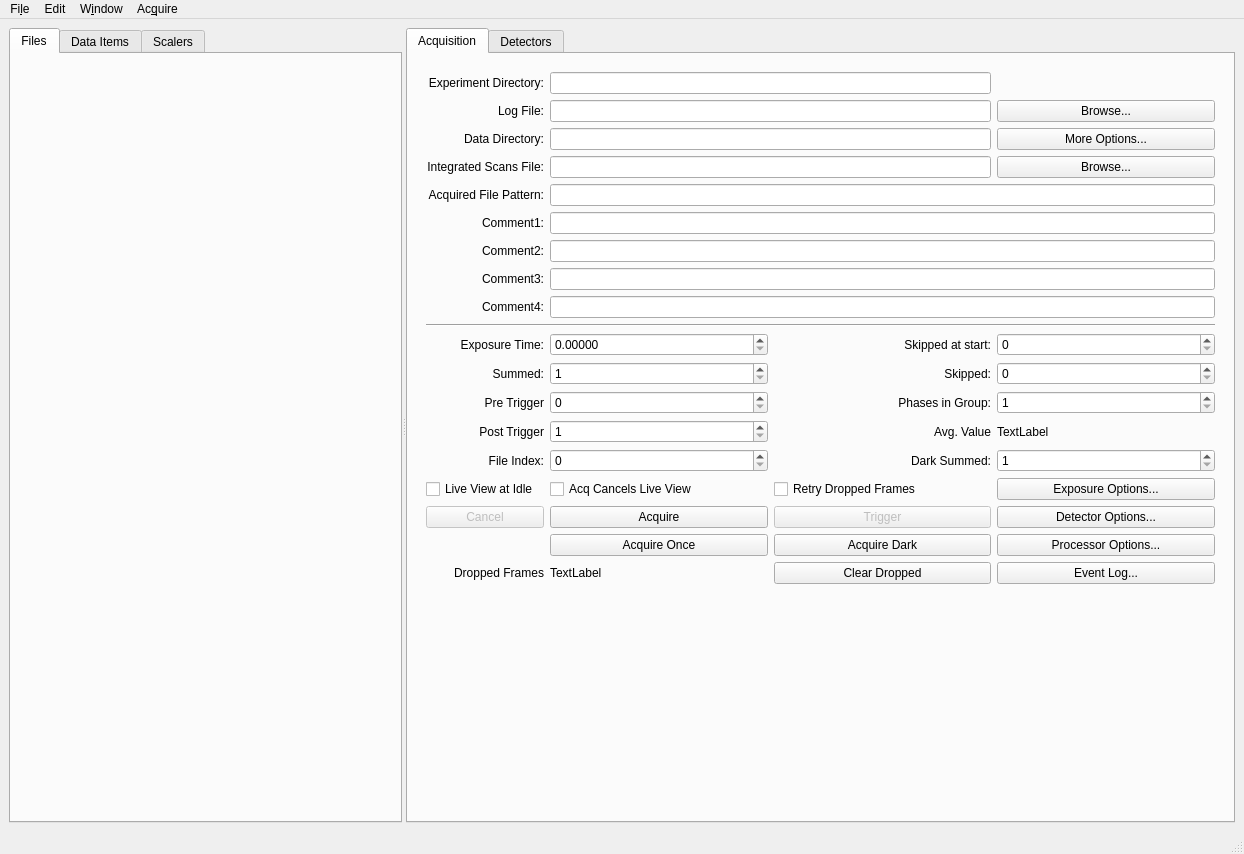
Qt form libraries/qxrdlib/qxrdacquisitionwindow.ui (guyjennings/qxrd) before a commit.
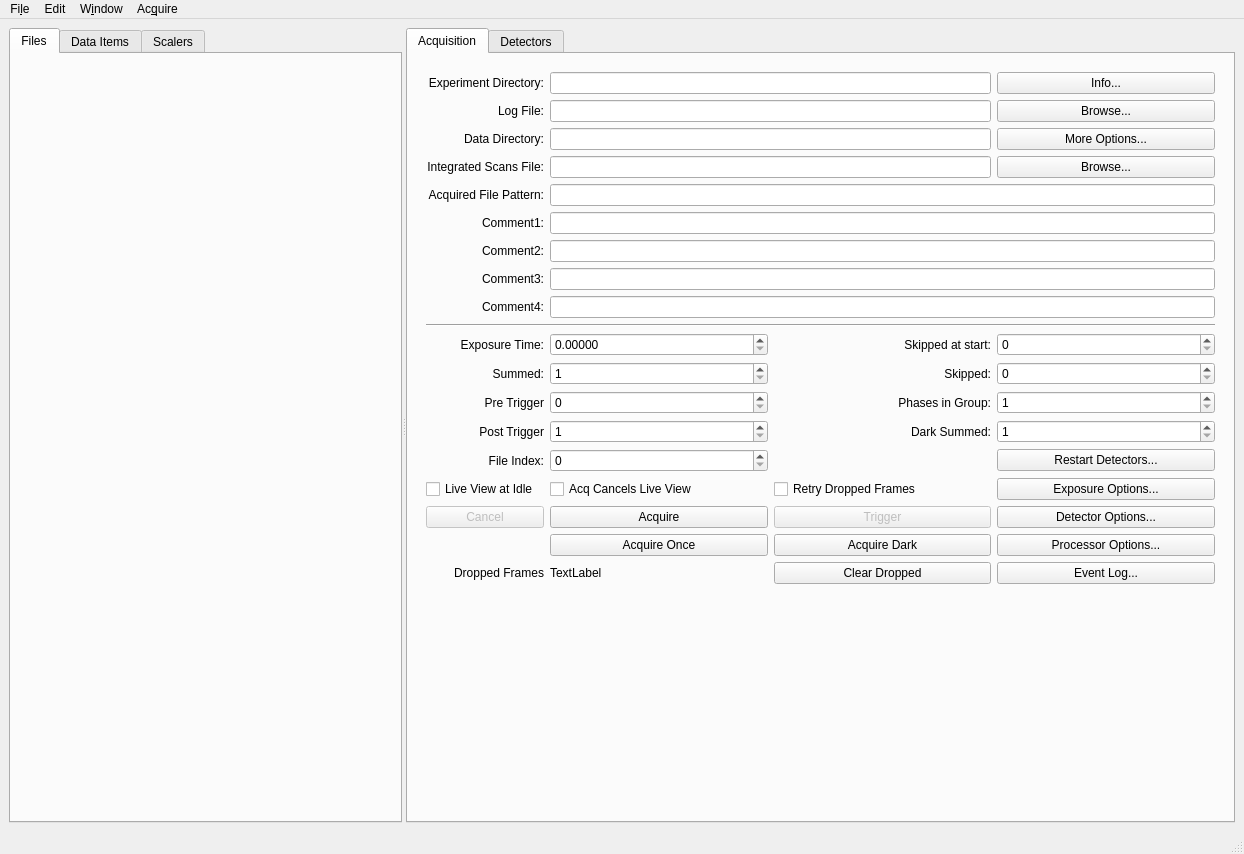
The same form after that commit. Icons and pictures are not drawn. Custom widgets are drawn as their Qt base class.

Commit message: Added info and restart buttons to extra io, acquisition and detector control window

```diff
--- a/libraries/qxrdlib/qxrdacquisitionwindow.ui
+++ b/libraries/qxrdlib/qxrdacquisitionwindow.ui
@@ -363,16 +363,6 @@
                </property>
               </widget>
              </item>
-             <item row="15" column="3">
-              <widget class="QLabel" name="m_AverageDisplay">
-               <property name="toolTip">
-                <string>Average value of acquired frames</string>
-               </property>
-               <property name="text">
-                <string>TextLabel</string>
-               </property>
-              </widget>
-             </item>
              <item row="19" column="2">
               <widget class="QPushButton" name="m_TriggerButton">
                <property name="enabled">
@@ -530,16 +520,6 @@
                </property>
               </widget>
              </item>
-             <item row="15" column="2">
-              <widget class="QLabel" name="label_10">
-               <property name="text">
-                <string>Avg. Value</string>
-               </property>
-               <property name="alignment">
-                <set>Qt::AlignRight|Qt::AlignTrailing|Qt::AlignVCenter</set>
-               </property>
-              </widget>
-             </item>
              <item row="19" column="3">
               <widget class="QPushButton" name="m_DetectorOptionsButton">
                <property name="toolTip">
@@ -616,30 +596,6 @@
                </property>
               </widget>
              </item>
-             <item row="16" column="3">
-              <widget class="QSpinBox" name="m_DarkSummedExposures">
-               <property name="sizePolicy">
-                <sizepolicy hsizetype="Preferred" vsizetype="Fixed">
-                 <horstretch>1</horstretch>
-                 <verstretch>0</verstretch>
-                </sizepolicy>
-               </property>
-               <property name="toolTip">
-                <string>Number of exposures to sum for dark image
-Script Property: acquisition.darkSummedExposures
-Script Function: darkSummedExposures()</string>
-               </property>
-               <property name="keyboardTracking">
-                <bool>false</bool>
-               </property>
-               <property name="minimum">
-                <number>1</number>
-               </property>
-               <property name="maximum">
-                <number>9999999</number>
-               </property>
-              </widget>
-             </item>
              <item row="13" column="0">
               <widget class="QLabel" name="label_2">
                <property name="text">
@@ -663,16 +619,6 @@
                </property>
               </spacer>
              </item>
-             <item row="16" column="2">
-              <widget class="QLabel" name="label_7">
-               <property name="text">
-                <string>Dark Summed:</string>
-               </property>
-               <property name="alignment">
-                <set>Qt::AlignRight|Qt::AlignTrailing|Qt::AlignVCenter</set>
-               </property>
-              </widget>
-             </item>
              <item row="14" column="3">
               <widget class="QSpinBox" name="m_PhasesInGroup">
                <property name="sizePolicy">
@@ -943,6 +889,70 @@
                </property>
               </widget>
              </item>
+             <item row="15" column="2">
+              <widget class="QLabel" name="label_7">
+               <property name="text">
+                <string>Dark Summed:</string>
+               </property>
+               <property name="alignment">
+                <set>Qt::AlignRight|Qt::AlignTrailing|Qt::AlignVCenter</set>
+               </property>
+              </widget>
+             </item>
+             <item row="15" column="3">
+              <widget class="QSpinBox" name="m_DarkSummedExposures">
+               <property name="sizePolicy">
+                <sizepolicy hsizetype="Preferred" vsizetype="Fixed">
+                 <horstretch>1</horstretch>
+                 <verstretch>0</verstretch>
+                </sizepolicy>
+               </property>
+               <property name="toolTip">
+                <string>Number of exposures to sum for dark image
+Script Property: acquisition.darkSummedExposures
+Script Function: darkSummedExposures()</string>
+               </property>
+               <property name="keyboardTracking">
+                <bool>false</bool>
+               </property>
+               <property name="minimum">
+                <number>1</number>
+               </property>
+               <property name="maximum">
+                <number>9999999</number>
+               </property>
+              </widget>
+             </item>
+             <item row="16" column="3">
+              <widget class="QPushButton" name="m_RestartDetectorsButton">
+               <property name="toolTip">
+                <string>Processing Options</string>
+               </property>
+               <property name="text">
+                <string>Restart Detectors...</string>
+               </property>
+              </widget>
+             </item>
+             <item row="1" column="3">
+              <widget class="QPushButton" name="m_AcquisitionInfoButton">
+               <property name="toolTip">
+                <string>Select New Log File...</string>
+               </property>
+               <property name="text">
+                <string>Info...</string>
+               </property>
+               <property name="icon">
+                <iconset resource="qxrdresources.qrc">
+                 <normaloff>:/images/help-about.png</normaloff>:/images/help-about.png</iconset>
+               </property>
+               <property name="iconSize">
+                <size>
+                 <width>24</width>
+                 <height>24</height>
+                </size>
+               </property>
+              </widget>
+             </item>
             </layout>
            </widget>
            <widget class="QWidget" name="m_WatcherPage"/>
```
Left out of the diff: 2 changed lines with no effect on the pictures. The commit also changes 6 other files.
